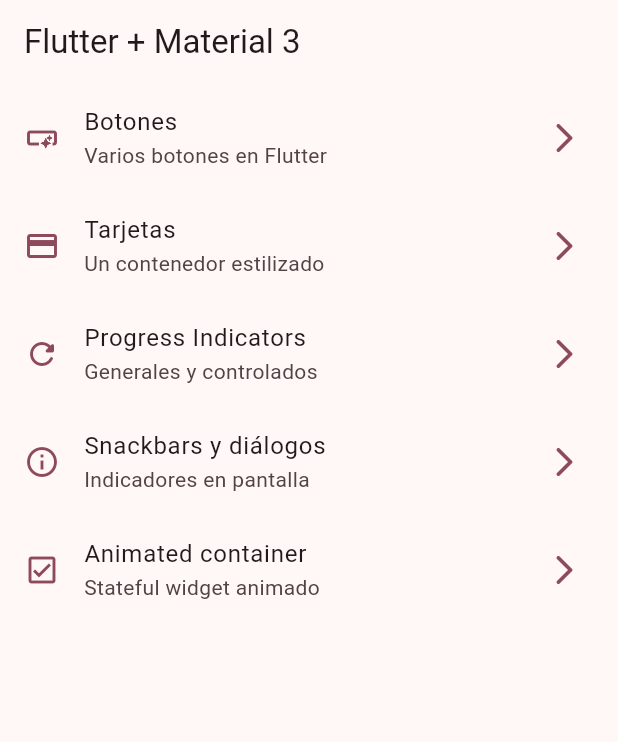
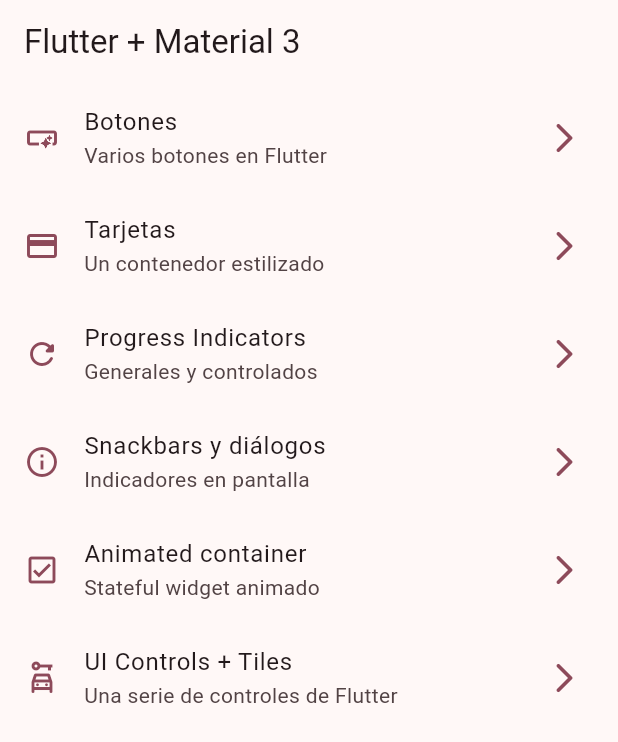
Before and after one commit to Sloot04/widgets_app, a Flutter app: the screen it shows after launch, on a phone screen of 412 x 824 dp. Shown: the top 742 px of the screen. Run offline on Flutter 3.47's test engine with Material 2 defaults, Android fonts, the phone set to English and light mode, and no system bars; our stand-ins replace go_router.

Commit message:
rutas UiControls

```diff
--- a/lib/config/menu/menu_items.dart
+++ b/lib/config/menu/menu_items.dart
@@ -45,4 +45,10 @@ const List<MenuItem> appMenuItems = [
     link: "/animated",
     icon: Icons.check_box_outlined,
   ),
+   MenuItem(
+    title: "UI Controls + Tiles",
+    subTitle: "Una serie de controles de Flutter",
+    link: "/ui-controls",
+    icon: Icons.car_rental_outlined,
+  ),
 ];
--- a/lib/config/router/app_router.dart
+++ b/lib/config/router/app_router.dart
@@ -34,5 +34,10 @@ final appRouter = GoRouter(
       name: AnimatedScreen.name,
       builder: (context, state) => const AnimatedScreen(),
     ),
+     GoRoute(
+      path: '/ui-controls',
+      name: UiControlsScreen.name,
+      builder: (context, state) => const UiControlsScreen(),
+    ),
   ],
 );
```
